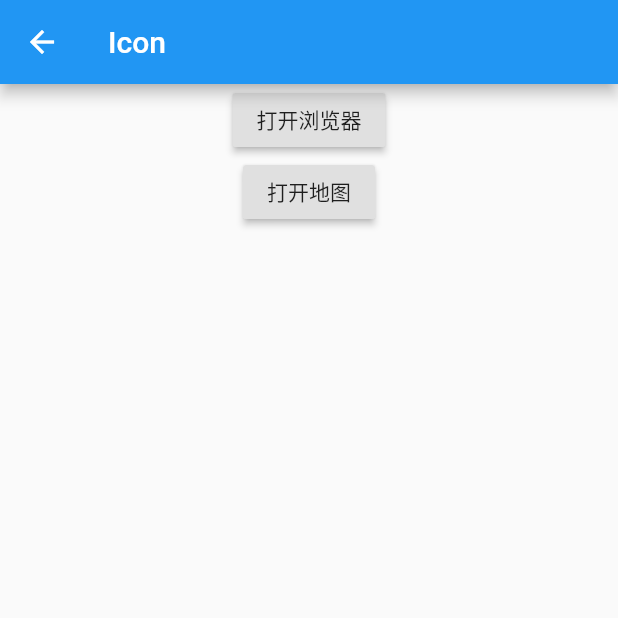
After one commit to upperLucky/flutter_widget_summary, a Flutter app: the LaunchPage screen opened by its route, after a tap on "打开地图", on a phone screen of 412 x 824 dp, the top half of it. The commit adds this screen. Run offline on Flutter 3.47's test engine with Material 2 defaults, Android fonts, the phone set to English and light mode, and no system bars.

Commit message:
打开第三方应用

```diff
--- /dev/null
+++ b/lib/basic/other/launch_page.dart
@@ -0,0 +1,66 @@
+import 'package:flutter/material.dart';
+import 'package:url_launcher/url_launcher.dart';
+
+/// 打开第三方应用
+class LaunchPage extends StatefulWidget {
+  @override
+  _MyHomePageState createState() => _MyHomePageState();
+}
+
+class _MyHomePageState extends State<LaunchPage> {
+  @override
+  Widget build(BuildContext context) {
+    return Scaffold(
+      appBar: AppBar(
+        title: Text('Icon'),
+        leading: GestureDetector(
+          onTap: () {
+            Navigator.pop(context);
+          },
+          child: Icon(Icons.arrow_back),
+        ),
+      ),
+      body: Column(
+        children: <Widget>[
+          Center(
+            child: RaisedButton(
+              onPressed: () => _launchURL(),
+              child: Text('打开浏览器'),
+            ),
+          ),
+          Center(
+            child: RaisedButton(
+              onPressed: () => _openMap(),
+              child: Text('打开地图'),
+            ),
+          )
+        ],
+      ),
+    );
+  }
+
+  _launchURL() async {
+    const url = 'https://www.baidu.com';
+    if (await canLaunch(url)) {
+      await launch(url);
+    } else {
+      throw 'Could not launch $url';
+    }
+  }
+
+  _openMap() async {
+    // Android
+    const url = 'geo:52.32,4.917'; // APP提供者提供的 schema
+    if (await canLaunch(url)) {
+      await launch(url);
+    } else {
+      // iOS
+      const url = 'http://maps.apple/com/?ll=52.32,4.917'; // APP提供者提供的 schema
+      if (await canLaunch(url)) {
+        await launch(url);
+      } else {
+        throw 'Could not launch $url';
+      }
+    }
+  }
+}
--- a/lib/main.dart
+++ b/lib/main.dart
@@ -11,6 +11,7 @@ import 'package:flutter_widget_summary/basic/widget/widget_row.dart';
 import 'package:flutter_widget_summary/basic/widget/widget_scaffold.dart';
 import 'package:flutter_widget_summary/basic/widget/widget_text.dart';
 
+import 'basic/other/launch_page.dart';
 import 'basic/other/res_page.dart';
 
 void main() => runApp(MyApp());
@@ -38,6 +39,7 @@ class MyApp extends StatelessWidget {
         'scaffold': (BuildContext context) => WidgetScaffold(),
         'gesture': (BuildContext context) => GesturePage(),
         'res': (BuildContext context) => ResPage(),
+        'launch': (BuildContext context) => LaunchPage(),
       },
     );
   }
@@ -79,6 +81,7 @@ class _MyHomePageState extends State<MyHomePage> {
             _itemClick('Scaffold', WidgetScaffold(), 'scaffold'),
             _itemClick('Gesture', GesturePage(), 'geusture'),
             _itemClick('Res', ResPage(), 'res'),
+            _itemClick('launch', LaunchPage(), 'res'),
           ],
         ));
   }
--- a/pubspec.yaml
+++ b/pubspec.yaml
@@ -23,6 +23,7 @@ dependencies:
   # The following adds the Cupertino Icons font to your application.
   # Use with the CupertinoIcons class for iOS style icons.
   cupertino_icons: ^0.1.2
+  url_launcher: ^5.1.2
 
 dev_dependencies:
   flutter_test:
```
Also changed, not shown: pubspec.lock.
